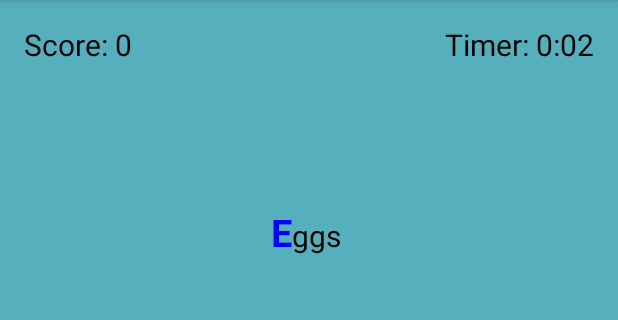
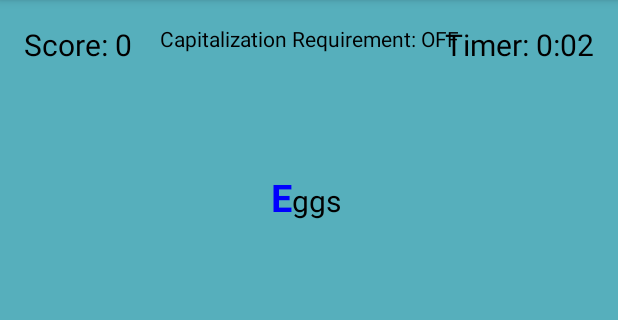
Before and after one commit to jeremy-wenzel/Tap-Tap-Tap, an Android app: the screen it shows after launch (TapActivity), after a tap on "SINGLE WORD", on a phone screen of 412 x 824 dp, the part 84-404 px from its top. Run offline under Robolectric (Android 15) with nearby library versions, the phone set to English and light mode, and no system bars.

Commit message:
Bug Fixing

```diff
--- a/TapTapTap/app/src/main/java/cs371m/taptaptap/GameOverActivity.java
+++ b/TapTapTap/app/src/main/java/cs371m/taptaptap/GameOverActivity.java
@@ -50,6 +50,9 @@ public class GameOverActivity extends AppCompatActivity {
         int numWordsIncorrect = intent.getIntExtra("numWordsIncor", -1);
 
         double timeInMins = ((double)seconds)/60.0 + ((double)minutes);
+        if ( timeInMins == 0 )
+            timeInMins = 1;
+
         double gwam = Math.round(numWordsTotal/timeInMins);
         double cgwam = Math.round(numWordsCorrect / timeInMins);
 
@@ -110,6 +113,7 @@ public class GameOverActivity extends AppCompatActivity {
     @Override
     protected void onPause() {
         super.onPause();
+        finish();
     }
 
     @Override
--- a/TapTapTap/app/src/main/java/cs371m/taptaptap/TapActivity.java
+++ b/TapTapTap/app/src/main/java/cs371m/taptaptap/TapActivity.java
@@ -48,6 +48,7 @@ public class TapActivity extends AppCompatActivity {
     protected TextView scoreView;
     protected TextView paragraphView;
     protected TextView timerView;
+    protected TextView capView;
     protected EditText inputField;
 
     private Intent intent;
@@ -83,11 +84,22 @@ public class TapActivity extends AppCompatActivity {
         // Setup views
         scoreView = (TextView) findViewById(R.id.score_view);
         paragraphView = (TextView) findViewById(R.id.paragraph_view);
+        capView = (TextView) findViewById(R.id.cap_view);
+        timerView = (TextView) findViewById(R.id.timer_view);
         inputField = (EditText) findViewById(R.id.input_view);
-        timerView = (TextView) findViewById(R.id.timer_view);
 
         scoreView.setTextColor(Color.BLACK);
+        capView.setTextColor(Color.BLACK);
         timerView.setTextColor(Color.BLACK);
+
+        String capReq = "Capitalization Requirement: ";
+
+        if ( capitalize )
+            capReq += "OFF";
+        else
+            capReq += "ON";
+
+        capView.setText(capReq);
 
         // Lock in Orientation
         String orientationPref = mPrefs.getString("orientation_pref",
--- a/TapTapTap/app/src/main/res/layout-land/activity_tap.xml
+++ b/TapTapTap/app/src/main/res/layout-land/activity_tap.xml
@@ -9,20 +9,36 @@
     android:paddingTop="@dimen/activity_vertical_margin"
     android:background="@drawable/main_menu"
     tools:context="cs371m.taptaptap.TapActivity">
+
+    <TextView
+        android:id="@+id/score_view"
+        android:gravity="left"
+        android:layout_width="match_parent"
+        android:layout_height="wrap_content"
+        android:text="Score: 0" />
+
+    <TextView
+        android:id="@+id/cap_view"
+        android:gravity="center"
+        android:layout_width="match_parent"
+        android:layout_height="wrap_content"
+        android:text="Capitalization Requirement: OFF" />
+
+    <TextView
+        android:id="@+id/timer_view"
+        android:gravity="right"
+        android:layout_width="match_parent"
+        android:layout_height="wrap_content"
+        android:text="Timer: 0:00"
+        android:layout_alignParentTop="true"
+        android:layout_alignParentRight="true"
+        android:layout_alignParentEnd="true" />
+
     <LinearLayout
         android:orientation="vertical"
         android:layout_width="fill_parent"
         android:layout_height="fill_parent"
         android:layout_weight="100">
-
-
-        <TextView
-            android:id="@+id/score_view"
-            android:gravity="left"
-            android:layout_width="match_parent"
-            android:layout_height="wrap_content"
-            android:text="Score: 0"
-            android:textSize="16sp" />
 
         <TextView
             android:id="@+id/paragraph_view"
@@ -52,15 +68,4 @@
             android:text="" />
     </LinearLayout>
 
-    <TextView
-        android:id="@+id/timer_view"
-        android:gravity="right"
-        android:layout_width="match_parent"
-        android:layout_height="wrap_content"
-        android:text="Timer: 0:00"
-        android:textSize="16sp"
-        android:layout_alignParentTop="true"
-        android:layout_alignParentRight="true"
-        android:layout_alignParentEnd="true" />
-
 </RelativeLayout>
--- a/TapTapTap/app/src/main/res/layout/activity_game_over.xml
+++ b/TapTapTap/app/src/main/res/layout/activity_game_over.xml
@@ -22,7 +22,6 @@
             android:layout_height="wrap_content"
             android:text="Stats stuff goes here"
             android:textColor="#FFFFFF"
-            android:textSize="24dp"
             android:textAlignment="center"
             android:layout_weight="0.50" />
 
--- a/TapTapTap/app/src/main/res/layout/activity_how_to_play.xml
+++ b/TapTapTap/app/src/main/res/layout/activity_how_to_play.xml
@@ -17,6 +17,6 @@
         android:maxLines = "999"
         android:scrollbars = "vertical"
         android:textColor="#FFFFFF"
-        android:text="@string/how_to_play_text"/>
+        android:text="@string/how_to_play_text" />
 
 </RelativeLayout>
--- a/TapTapTap/app/src/main/res/layout/activity_tap.xml
+++ b/TapTapTap/app/src/main/res/layout/activity_tap.xml
@@ -9,21 +9,36 @@
     android:paddingTop="@dimen/activity_vertical_margin"
     android:background="@drawable/default_image"
     tools:context="cs371m.taptaptap.TapActivity">
+
+    <TextView
+        android:id="@+id/score_view"
+        android:gravity="left"
+        android:layout_width="match_parent"
+        android:layout_height="wrap_content"
+        android:text="Score: 0" />
+
+    <TextView
+        android:id="@+id/cap_view"
+        android:gravity="center"
+        android:layout_width="match_parent"
+        android:layout_height="wrap_content"
+        android:text="Capitalization Requirement: OFF"  />
+
+    <TextView
+        android:id="@+id/timer_view"
+        android:gravity="right"
+        android:layout_width="match_parent"
+        android:layout_height="wrap_content"
+        android:text="Timer: 0:00"
+        android:layout_alignParentTop="true"
+        android:layout_alignParentRight="true"
+        android:layout_alignParentEnd="true" />
+
     <LinearLayout
         android:orientation="vertical"
         android:layout_width="fill_parent"
         android:layout_height="fill_parent"
         android:layout_weight="100">
-
-
-        <TextView
-            android:id="@+id/score_view"
-            android:gravity="left"
-            android:layout_width="match_parent"
-            android:layout_height="wrap_content"
-            android:text="Score: 0"
-            android:textColor="#FFFFFF"
-            android:textSize="16sp" />
 
         <TextView
             android:id="@+id/paragraph_view"
@@ -55,16 +70,4 @@
             android:text="" />
     </LinearLayout>
 
-    <TextView
-        android:id="@+id/timer_view"
-        android:gravity="right"
-        android:layout_width="match_parent"
-        android:layout_height="wrap_content"
-        android:text="Timer: 0:00"
-        android:textSize="16sp"
-        android:textColor="#FFFFFF"
-        android:layout_alignParentTop="true"
-        android:layout_alignParentRight="true"
-        android:layout_alignParentEnd="true" />
-
 </RelativeLayout>
```
